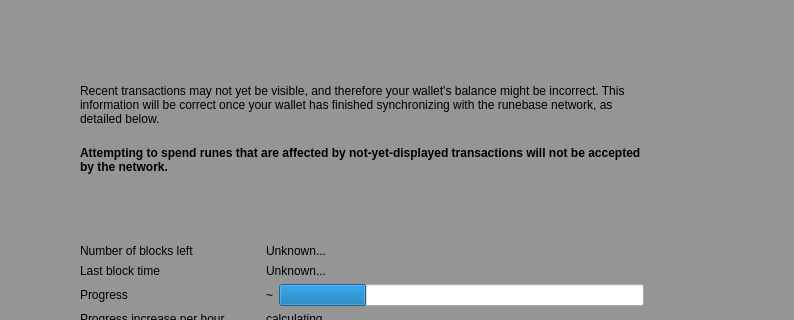
Before: the Qt Designer form src/qt/forms/modaloverlay.ui in Runebase/runebase, drawn with Qt 5; both pictures show x 130 to 924 and y 91 to 411 of the 924 by 639 pixel window.
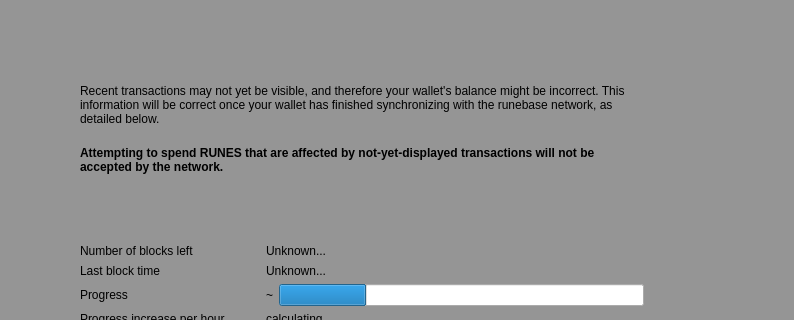
After: the same form once the commit is applied.

Diff of the .ui file:
```diff
--- a/src/qt/forms/modaloverlay.ui
+++ b/src/qt/forms/modaloverlay.ui
@@ -177,7 +177,7 @@
                     </font>
                    </property>
                    <property name="text">
-                    <string>Attempting to spend runes that are affected by not-yet-displayed transactions will not be accepted by the network.</string>
+                    <string>Attempting to spend RUNES that are affected by not-yet-displayed transactions will not be accepted by the network.</string>
                    </property>
                    <property name="textFormat">
                     <enum>Qt::RichText</enum>
```
